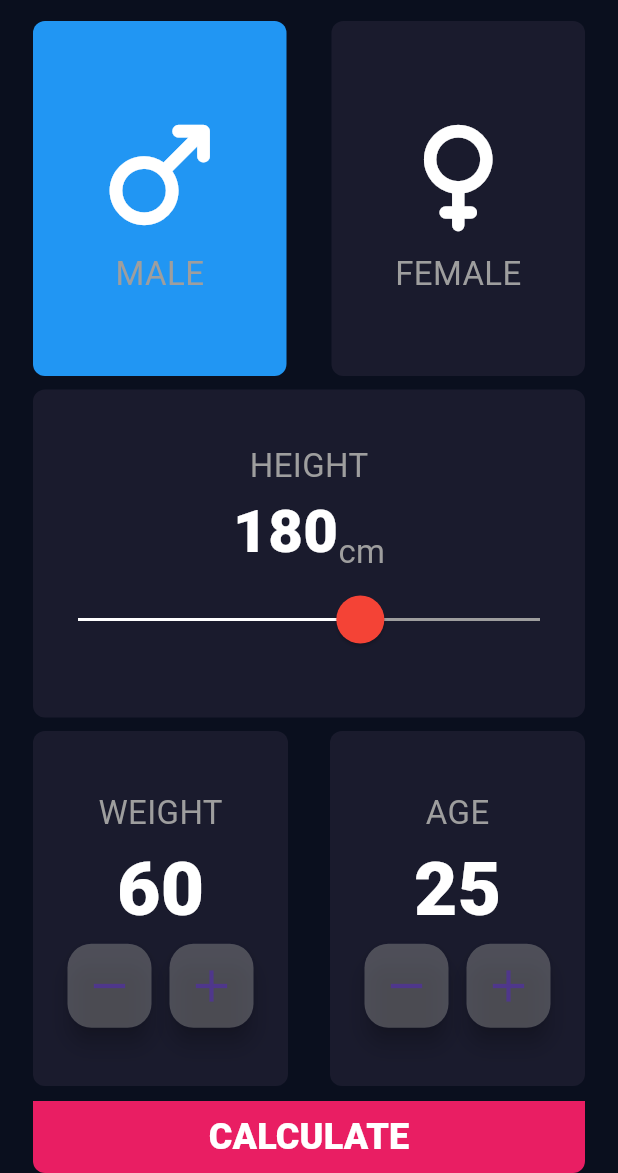
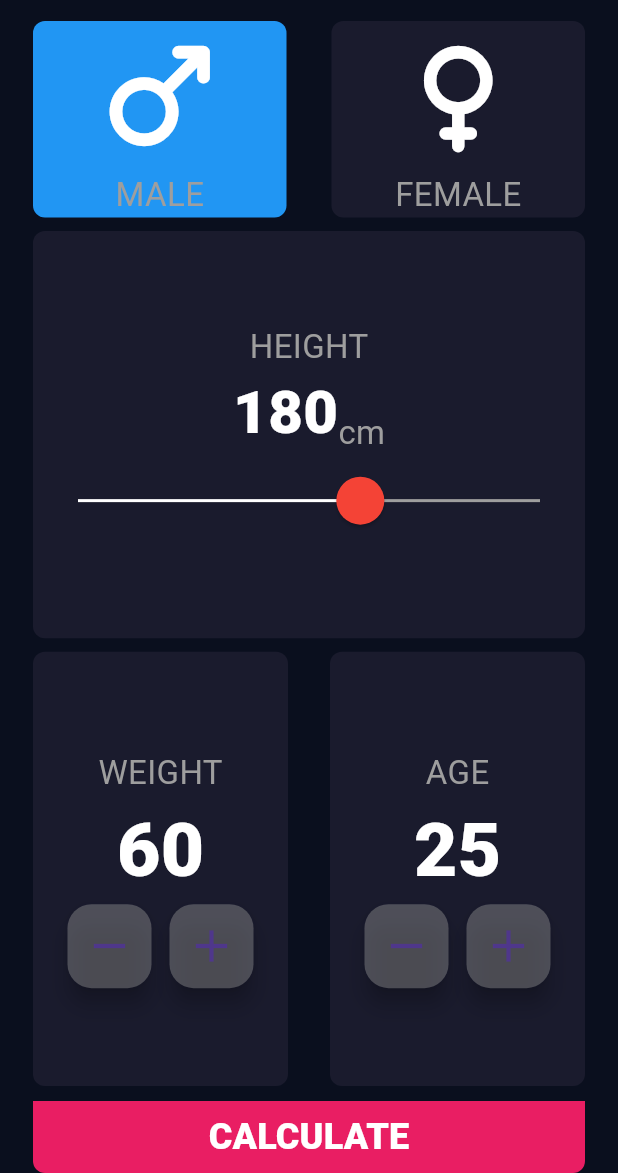
Before and after one commit to MuhammadDev01/BMI_calculator_app, a Flutter app: the screen it shows after launch, on a phone screen of 412 x 824 dp, the part 63-1236 px from its top. Run offline on Flutter 3.47's test engine with Material 3 defaults, Android fonts, the phone set to English and light mode, and no system bars.

Commit message:
some refactor

```diff
--- a/lib/pages/bmi_page.dart
+++ b/lib/pages/bmi_page.dart
@@ -36,8 +36,7 @@ class _BmiPageState extends State<BmiPage> {
         padding: const EdgeInsets.symmetric(horizontal: 22),
         child: Column(
           children: [
-            Expanded(
-              child: GenderRow(
+            GenderRow(
               isMale: isMale,
               onTapMale: () {
                 setState(
@@ -51,7 +50,6 @@ class _BmiPageState extends State<BmiPage> {
                   isMale = false;
                 });
               },
-              ),
             ),
             Expanded(
               child: HeightCalc(
--- a/lib/components/components.dart
+++ b/lib/widgets/calc_item.dart
@@ -1,49 +1,20 @@
 import 'package:bmi_app/components/constants.dart';
 import 'package:flutter/material.dart';
 
-Widget genderItem({
-  required IconData icon,
-  required String gender,
-  required void Function() onTap,
-  required Color color,
-  required BuildContext context,
-}) =>
-    Expanded(
-      child: GestureDetector(
-        onTap: onTap,
-        child: Container(
-          decoration: BoxDecoration(
-            color: color,
-            borderRadius: BorderRadius.circular(8),
-          ),
-          child: Column(
-            mainAxisAlignment: MainAxisAlignment.center,
-            children: [
-              Icon(
-                icon,
-                size: 100,
-                color: Colors.white,
-              ),
-              Text(
-                gender,
-                style: const TextStyle(
-                  color: Colors.grey,
-                  fontSize: 22,
-                ),
-              ),
-            ],
-          ),
-        ),
-      ),
-    );
-
-Widget calcItem({
-  required String title,
-  required int number,
-  required void Function() onPlusPressed,
-  required void Function() onMinusPressed,
-}) =>
-    Expanded(
+class CalcItem extends StatelessWidget {
+  const CalcItem(
+      {super.key,
+      required this.title,
+      required this.number,
+      required this.onPlusPressed,
+      required this.onMinusPressed});
+  final String title;
+  final int number;
+  final void Function() onPlusPressed;
+  final void Function() onMinusPressed;
+  @override
+  Widget build(BuildContext context) {
+    return Expanded(
       child: Container(
         decoration: BoxDecoration(
           color: kColorItem,
@@ -94,3 +65,5 @@ Widget calcItem({
         ),
       ),
     );
+  }
+}
--- /dev/null
+++ b/lib/widgets/gender_item.dart
@@ -0,0 +1,47 @@
+import 'package:flutter/material.dart';
+
+class GenderItem extends StatelessWidget {
+  const GenderItem(
+      {super.key,
+      required this.icon,
+      required this.gender,
+      required this.onTap,
+      required this.color,
+      required this.context});
+  final IconData icon;
+  final String gender;
+  final void Function() onTap;
+  final Color color;
+  final BuildContext context;
+  @override
+  Widget build(BuildContext context) {
+    return Expanded(
+      child: GestureDetector(
+        onTap: onTap,
+        child: Container(
+          decoration: BoxDecoration(
+            color: color,
+            borderRadius: BorderRadius.circular(8),
+          ),
+          child: Column(
+            mainAxisAlignment: MainAxisAlignment.center,
+            children: [
+              Icon(
+                icon,
+                size: 100,
+                color: Colors.white,
+              ),
+              Text(
+                gender,
+                style: const TextStyle(
+                  color: Colors.grey,
+                  fontSize: 22,
+                ),
+              ),
+            ],
+          ),
+        ),
+      ),
+    );
+  }
+}
--- a/lib/widgets/gender_row.dart
+++ b/lib/widgets/gender_row.dart
@@ -1,5 +1,5 @@
-import 'package:bmi_app/components/components.dart';
 import 'package:bmi_app/components/constants.dart';
+import 'package:bmi_app/widgets/gender_item.dart';
 import 'package:flutter/material.dart';
 
 class GenderRow extends StatelessWidget {
@@ -18,7 +18,7 @@ class GenderRow extends StatelessWidget {
     return Row(
       children: [
         Expanded(
-          child: genderItem(
+          child: GenderItem(
             color: isMale ? Colors.blue : kColorItem,
             onTap: onTapMale,
             icon: Icons.male_rounded,
@@ -30,7 +30,7 @@ class GenderRow extends StatelessWidget {
           width: 30,
         ),
         Expanded(
-          child: genderItem(
+          child: GenderItem(
             onTap: onTapFemale,
             color: !isMale ? Colors.blue : kColorItem,
             icon: Icons.female_rounded,
--- a/lib/widgets/weight_age_calc.dart
+++ b/lib/widgets/weight_age_calc.dart
@@ -1,4 +1,4 @@
-import 'package:bmi_app/components/components.dart';
+import 'package:bmi_app/widgets/calc_item.dart';
 import 'package:flutter/material.dart';
 
 class WeightAgeCalc extends StatelessWidget {
@@ -22,7 +22,7 @@ class WeightAgeCalc extends StatelessWidget {
     return Row(
       children: [
         Expanded(
-          child: calcItem(
+          child: CalcItem(
             title: 'weight',
             number: weight,
             onPlusPressed: onPlusWeight,
@@ -33,7 +33,7 @@ class WeightAgeCalc extends StatelessWidget {
           width: 28,
         ),
         Expanded(
-          child: calcItem(
+          child: CalcItem(
             title: 'age',
             number: age,
             onMinusPressed: onMinusAge,
```
Lines whose indentation alone changed are shown as unchanged.
